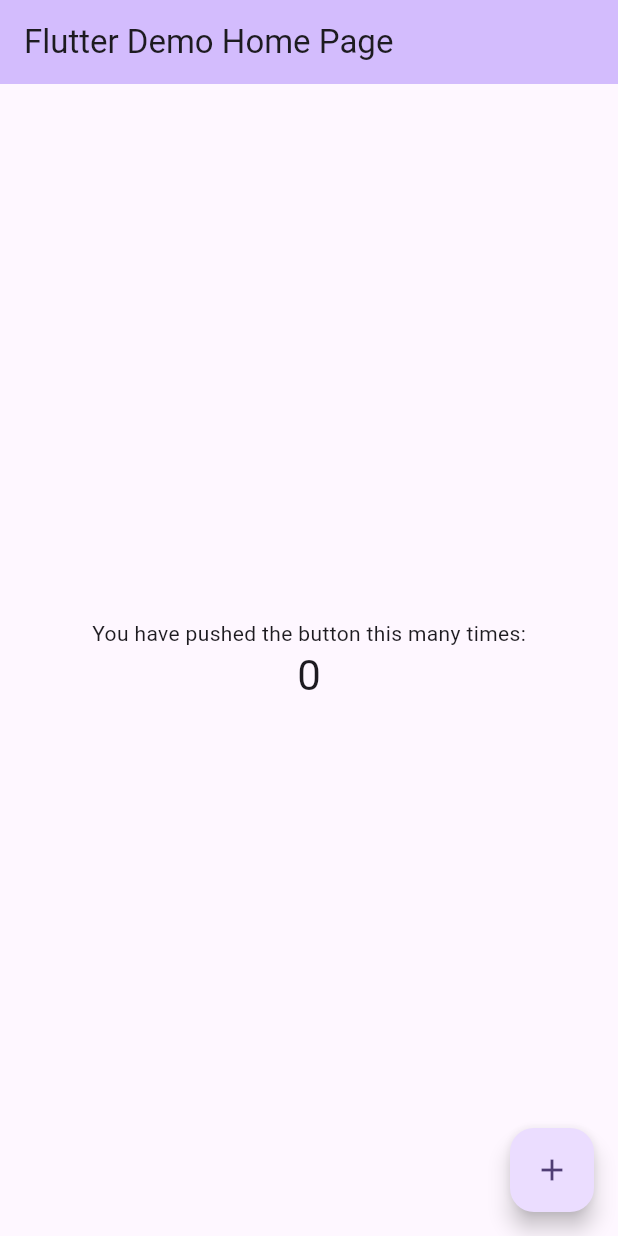
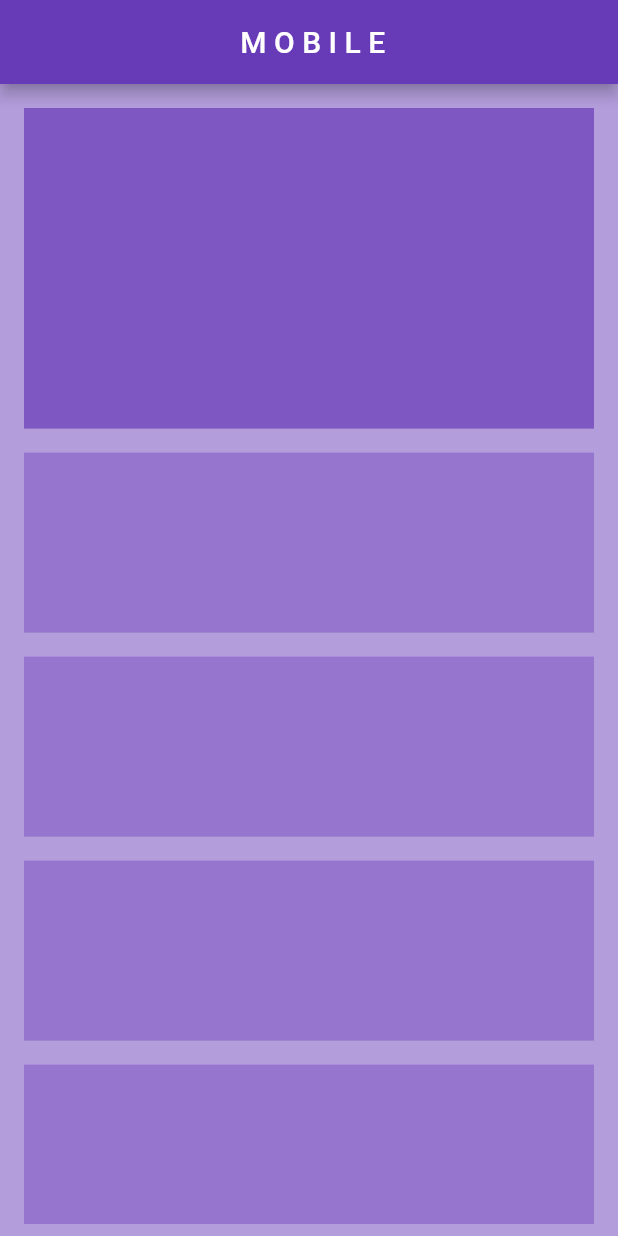
Before and after one commit to AshutoshVohra136/responsive-designs-flutter, a Flutter app: the screen it shows after launch, on a phone screen of 412 x 824 dp. Run offline on Flutter 3.47's test engine with Material 2 defaults, Android fonts, the phone set to English and light mode, and no system bars.

Commit message:
Complete Youtube Skeleton Responsive Layout

```diff
--- /dev/null
+++ b/simple_youtube_responsive_layout/lib/constants/dimensiions.dart
@@ -0,0 +1 @@
+const mobileWidth = 600;
--- /dev/null
+++ b/simple_youtube_responsive_layout/lib/home_screen/homepage.dart
@@ -0,0 +1,22 @@
+import 'package:flutter/material.dart';
+import 'package:simple_youtube_responsive_layout/home_screen/desktop.dart';
+import 'package:simple_youtube_responsive_layout/home_screen/mobile.dart';
+import 'package:simple_youtube_responsive_layout/home_screen/responsive_layout.dart';
+
+class HomePage extends StatelessWidget {
+  const HomePage({super.key});
+
+  @override
+  Widget build(BuildContext context) {
+    return MaterialApp(
+      theme: ThemeData(primarySwatch: Colors.deepPurple),
+      debugShowCheckedModeBanner: false,
+      home: const Scaffold(
+        body: ResponsiveLayout(
+          desktopscreen: DesktopScreen(),
+          mobilescreen: MobileScreen(),
+        ),
+      ),
+    );
+  }
+}
--- /dev/null
+++ b/simple_youtube_responsive_layout/lib/home_screen/mobile.dart
@@ -0,0 +1,50 @@
+import 'package:flutter/material.dart';
+
+class MobileScreen extends StatelessWidget {
+  const MobileScreen({super.key});
+
+  @override
+  Widget build(BuildContext context) {
+    return Scaffold(
+      backgroundColor: Colors.deepPurple[200],
+      appBar: AppBar(
+        title: const Center(child: Text(' M O B I L E')),
+      ),
+      body: Padding(
+        padding: const EdgeInsets.all(8.0),
+        child: Column(
+          children: [
+            Padding(
+              padding: const EdgeInsets.all(8.0),
+              child: AspectRatio(
+                aspectRatio: 16 / 9,
+                child: Container(
+                  color: Colors.deepPurple[400],
+                ),
+              ),
+            ),
+            Expanded(
+              child: ListView.builder(
+                itemCount: 16,
+                itemBuilder: (context, index) {
+                  return Padding(
+                    padding: const EdgeInsets.all(8.0),
+                    child: Container(
+                      height: 120,
+                      color: Colors.deepPurple[300],
+                    ),
+                  );
+                },
+              ),
+            )
+            // Container(
+            //   color: Colors.deepPurple[400],
+            //   width: 300,
+            //   height: 300,
+            // ),
+          ],
+        ),
+      ),
+    );
+  }
+}
--- /dev/null
+++ b/simple_youtube_responsive_layout/lib/home_screen/responsive_layout.dart
@@ -0,0 +1,24 @@
+import 'package:flutter/material.dart';
+import 'package:simple_youtube_responsive_layout/constants/dimensiions.dart';
+
+class ResponsiveLayout extends StatelessWidget {
+  const ResponsiveLayout(
+      {super.key, required this.mobilescreen, required this.desktopscreen});
+
+  final Widget mobilescreen;
+
+  final Widget desktopscreen;
+
+  @override
+  Widget build(BuildContext context) {
+    return LayoutBuilder(
+      builder: (context, constraints) {
+        if (constraints.maxWidth > mobileWidth) {
+          return desktopscreen;
+        } else {
+          return mobilescreen;
+        }
+      },
+    );
+  }
+}
--- a/simple_youtube_responsive_layout/lib/main.dart
+++ b/simple_youtube_responsive_layout/lib/main.dart
@@ -1,125 +1,6 @@
 import 'package:flutter/material.dart';
+import 'package:simple_youtube_responsive_layout/home_screen/homepage.dart';
 
 void main() {
-  runApp(const MyApp());
+  runApp(const HomePage());
 }
-
-class MyApp extends StatelessWidget {
-  const MyApp({super.key});
-
-  // This widget is the root of your application.
-  @override
-  Widget build(BuildContext context) {
-    return MaterialApp(
-      title: 'Flutter Demo',
-      theme: ThemeData(
-        // This is the theme of your application.
-        //
-        // TRY THIS: Try running your application with "flutter run". You'll see
-        // the application has a blue toolbar. Then, without quitting the app,
-        // try changing the seedColor in the colorScheme below to Colors.green
-        // and then invoke "hot reload" (save your changes or press the "hot
-        // reload" button in a Flutter-supported IDE, or press "r" if you used
-        // the command line to start the app).
-        //
-        // Notice that the counter didn't reset back to zero; the application
-        // state is not lost during the reload. To reset the state, use hot
-        // restart instead.
-        //
-        // This works for code too, not just values: Most code changes can be
-        // tested with just a hot reload.
-        colorScheme: ColorScheme.fromSeed(seedColor: Colors.deepPurple),
-        useMaterial3: true,
-      ),
-      home: const MyHomePage(title: 'Flutter Demo Home Page'),
-    );
-  }
-}
-
-class MyHomePage extends StatefulWidget {
-  const MyHomePage({super.key, required this.title});
-
-  // This widget is the home page of your application. It is stateful, meaning
-  // that it has a State object (defined below) that contains fields that affect
-  // how it looks.
-
-  // This class is the configuration for the state. It holds the values (in this
-  // case the title) provided by the parent (in this case the App widget) and
-  // used by the build method of the State. Fields in a Widget subclass are
-  // always marked "final".
-
-  final String title;
-
-  @override
-  State<MyHomePage> createState() => _MyHomePageState();
-}
-
-class _MyHomePageState extends State<MyHomePage> {
-  int _counter = 0;
-
-  void _incrementCounter() {
-    setState(() {
-      // This call to setState tells the Flutter framework that something has
-      // changed in this State, which causes it to rerun the build method below
-      // so that the display can reflect the updated values. If we changed
-      // _counter without calling setState(), then the build method would not be
-      // called again, and so nothing would appear to happen.
-      _counter++;
-    });
-  }
-
-  @override
-  Widget build(BuildContext context) {
-    // This method is rerun every time setState is called, for instance as done
-    // by the _incrementCounter method above.
-    //
-    // The Flutter framework has been optimized to make rerunning build methods
-    // fast, so that you can just rebuild anything that needs updating rather
-    // than having to individually change instances of widgets.
-    return Scaffold(
-      appBar: AppBar(
-        // TRY THIS: Try changing the color here to a specific color (to
-        // Colors.amber, perhaps?) and trigger a hot reload to see the AppBar
-        // change color while the other colors stay the same.
-        backgroundColor: Theme.of(context).colorScheme.inversePrimary,
-        // Here we take the value from the MyHomePage object that was created by
-        // the App.build method, and use it to set our appbar title.
-        title: Text(widget.title),
-      ),
-      body: Center(
-        // Center is a layout widget. It takes a single child and positions it
-        // in the middle of the parent.
-        child: Column(
-          // Column is also a layout widget. It takes a list of children and
-          // arranges them vertically. By default, it sizes itself to fit its
-          // children horizontally, and tries to be as tall as its parent.
-          //
-          // Column has various properties to control how it sizes itself and
-          // how it positions its children. Here we use mainAxisAlignment to
-          // center the children vertically; the main axis here is the vertical
-          // axis because Columns are vertical (the cross axis would be
-          // horizontal).
-          //
-          // TRY THIS: Invoke "debug painting" (choose the "Toggle Debug Paint"
-          // action in the IDE, or press "p" in the console), to see the
-          // wireframe for each widget.
-          mainAxisAlignment: MainAxisAlignment.center,
-          children: <Widget>[
-            const Text(
-              'You have pushed the button this many times:',
-            ),
-            Text(
-              '$_counter',
-              style: Theme.of(context).textTheme.headlineMedium,
-            ),
-          ],
-        ),
-      ),
-      floatingActionButton: FloatingActionButton(
-        onPressed: _incrementCounter,
-        tooltip: 'Increment',
-        child: const Icon(Icons.add),
-      ), // This trailing comma makes auto-formatting nicer for build methods.
-    );
-  }
-}
```
Also changed, not shown: simple_youtube_responsive_layout/lib/home_screen/desktop.dart (added, +64 -0 lines), 1 other file.
